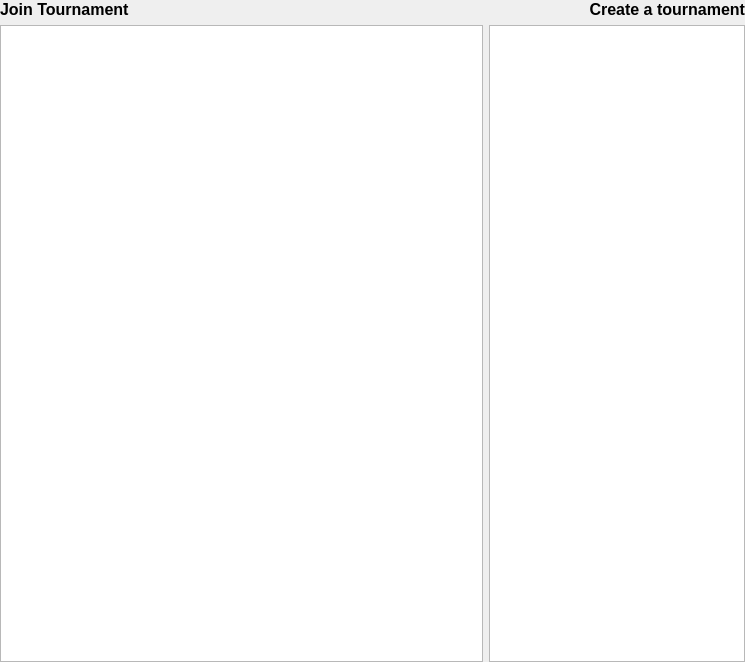
Old version of the form src/_res/tournaments/tournaments.ui in the repository FAForever/client.
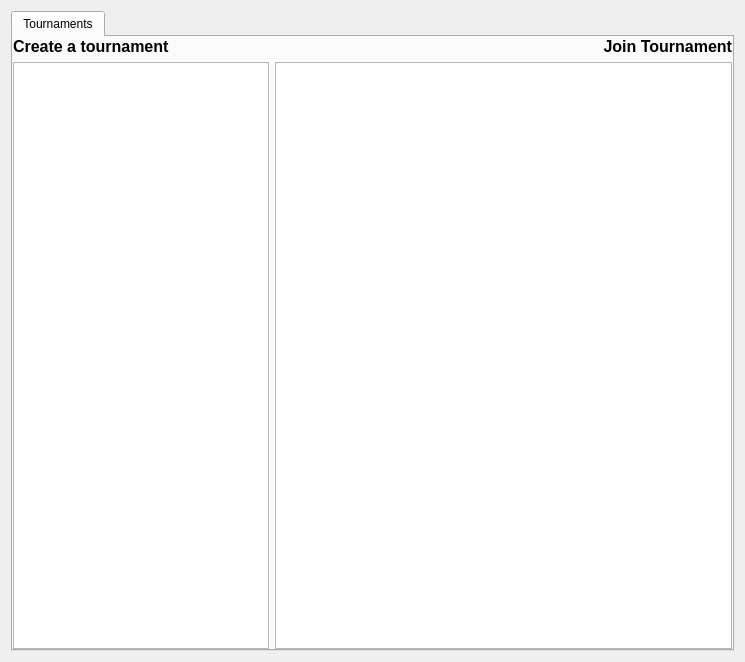
New version of the form.

What changed in the file:
```diff
--- a/src/_res/tournaments/tournaments.ui
+++ b/src/_res/tournaments/tournaments.ui
@@ -19,79 +19,21 @@
   <property name="windowTitle">
    <string>Form</string>
   </property>
-  <layout class="QHBoxLayout" name="horizontalLayout">
-   <property name="margin">
+  <layout class="QGridLayout" name="gridLayout_2">
+   <item row="0" column="0">
+    <widget class="QTabWidget" name="topTabs">
+     <property name="currentIndex">
     <number>0</number>
    </property>
-   <item>
-    <layout class="QVBoxLayout" name="verticalLayout_2">
+     <widget class="QWidget" name="tab">
+      <attribute name="title">
+       <string>Tournaments</string>
+      </attribute>
+      <layout class="QGridLayout" name="gridLayout">
      <property name="margin">
       <number>0</number>
      </property>
-     <item>
-      <widget class="QLabel" name="labelJoinTournament">
-       <property name="font">
-        <font>
-         <family>Segoe UI</family>
-         <pointsize>12</pointsize>
-         <weight>75</weight>
-         <bold>true</bold>
-        </font>
-       </property>
-       <property name="text">
-        <string>Join Tournament</string>
-       </property>
-       <property name="alignment">
-        <set>Qt::AlignLeading|Qt::AlignLeft|Qt::AlignVCenter</set>
-       </property>
-      </widget>
-     </item>
-     <item>
-      <widget class="QListWidget" name="tourneyList">
-       <property name="focusPolicy">
-        <enum>Qt::NoFocus</enum>
-       </property>
-       <property name="selectionMode">
-        <enum>QAbstractItemView::NoSelection</enum>
-       </property>
-       <property name="iconSize">
-        <size>
-         <width>100</width>
-         <height>100</height>
-        </size>
-       </property>
-       <property name="textElideMode">
-        <enum>Qt::ElideMiddle</enum>
-       </property>
-       <property name="verticalScrollMode">
-        <enum>QAbstractItemView::ScrollPerPixel</enum>
-       </property>
-       <property name="horizontalScrollMode">
-        <enum>QAbstractItemView::ScrollPerPixel</enum>
-       </property>
-       <property name="movement">
-        <enum>QListView::Static</enum>
-       </property>
-       <property name="flow">
-        <enum>QListView::LeftToRight</enum>
-       </property>
-       <property name="resizeMode">
-        <enum>QListView::Adjust</enum>
-       </property>
-       <property name="viewMode">
-        <enum>QListView::IconMode</enum>
-       </property>
-       <property name="uniformItemSizes">
-        <bool>true</bool>
-       </property>
-       <property name="sortingEnabled">
-        <bool>true</bool>
-       </property>
-      </widget>
-     </item>
-    </layout>
-   </item>
-   <item>
+       <item row="0" column="0">
     <widget class="QFrame" name="frame">
      <property name="sizePolicy">
       <sizepolicy hsizetype="Fixed" vsizetype="Expanding">
@@ -117,7 +59,7 @@
          <string>Create a tournament</string>
         </property>
         <property name="alignment">
-         <set>Qt::AlignRight|Qt::AlignTrailing|Qt::AlignVCenter</set>
+             <set>Qt::AlignLeading|Qt::AlignLeft|Qt::AlignVCenter</set>
         </property>
        </widget>
       </item>
@@ -171,6 +113,78 @@
        </widget>
       </item>
      </layout>
+        </widget>
+       </item>
+       <item row="0" column="1">
+        <layout class="QVBoxLayout" name="verticalLayout_2">
+         <property name="margin">
+          <number>0</number>
+         </property>
+         <item>
+          <widget class="QLabel" name="labelJoinTournament">
+           <property name="font">
+            <font>
+             <family>Segoe UI</family>
+             <pointsize>12</pointsize>
+             <weight>75</weight>
+             <bold>true</bold>
+            </font>
+           </property>
+           <property name="text">
+            <string>Join Tournament</string>
+           </property>
+           <property name="alignment">
+            <set>Qt::AlignRight|Qt::AlignTrailing|Qt::AlignVCenter</set>
+           </property>
+          </widget>
+         </item>
+         <item>
+          <widget class="QListWidget" name="tourneyList">
+           <property name="focusPolicy">
+            <enum>Qt::NoFocus</enum>
+           </property>
+           <property name="selectionMode">
+            <enum>QAbstractItemView::NoSelection</enum>
+           </property>
+           <property name="iconSize">
+            <size>
+             <width>100</width>
+             <height>100</height>
+            </size>
+           </property>
+           <property name="textElideMode">
+            <enum>Qt::ElideMiddle</enum>
+           </property>
+           <property name="verticalScrollMode">
+            <enum>QAbstractItemView::ScrollPerPixel</enum>
+           </property>
+           <property name="horizontalScrollMode">
+            <enum>QAbstractItemView::ScrollPerPixel</enum>
+           </property>
+           <property name="movement">
+            <enum>QListView::Static</enum>
+           </property>
+           <property name="flow">
+            <enum>QListView::LeftToRight</enum>
+           </property>
+           <property name="resizeMode">
+            <enum>QListView::Adjust</enum>
+           </property>
+           <property name="viewMode">
+            <enum>QListView::IconMode</enum>
+           </property>
+           <property name="uniformItemSizes">
+            <bool>true</bool>
+           </property>
+           <property name="sortingEnabled">
+            <bool>true</bool>
+           </property>
+          </widget>
+         </item>
+        </layout>
+       </item>
+      </layout>
+     </widget>
     </widget>
    </item>
   </layout>
```
Lines whose indentation alone changed are shown as unchanged.
